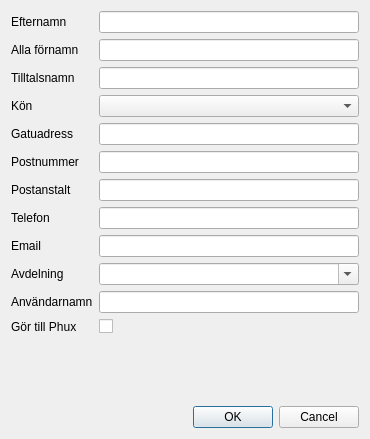
First picture: the form in ui/newmember.ui, repository Teknologforeningen/svaksvat, before the edit.
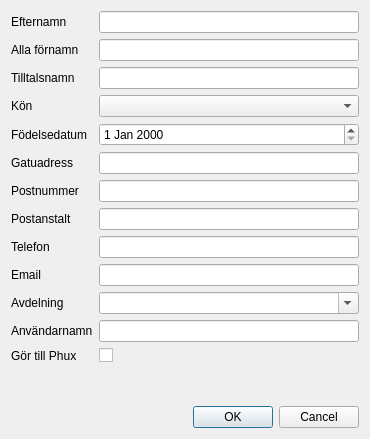
Second picture: the form after the edit.

Commit message: Add birthDate_fld to NewMemberDialog.

```diff
--- a/ui/newmember.ui
+++ b/ui/newmember.ui
@@ -51,68 +51,68 @@
        <item row="2" column="1">
         <widget class="QLineEdit" name="preferredName_fld"/>
        </item>
-       <item row="4" column="0">
+       <item row="5" column="0">
         <widget class="QLabel" name="adressLabel">
          <property name="text">
           <string>Gatuadress</string>
          </property>
         </widget>
        </item>
-       <item row="4" column="1">
+       <item row="5" column="1">
         <widget class="QLineEdit" name="streetAddress_fld"/>
        </item>
-       <item row="7" column="0">
+       <item row="8" column="0">
         <widget class="QLabel" name="telefonLabel">
          <property name="text">
           <string>Telefon</string>
          </property>
         </widget>
        </item>
-       <item row="7" column="1">
+       <item row="8" column="1">
         <widget class="QLineEdit" name="phone_fld"/>
        </item>
-       <item row="8" column="0">
+       <item row="9" column="0">
         <widget class="QLabel" name="emailLabel">
          <property name="text">
           <string>Email</string>
          </property>
         </widget>
        </item>
-       <item row="8" column="1">
+       <item row="9" column="1">
         <widget class="QLineEdit" name="email_fld"/>
        </item>
-       <item row="9" column="0">
+       <item row="10" column="0">
         <widget class="QLabel" name="avdelningLabel">
          <property name="text">
           <string>Avdelning</string>
          </property>
         </widget>
        </item>
-       <item row="9" column="1">
+       <item row="10" column="1">
         <widget class="QComboBox" name="department_comboBox">
          <property name="editable">
           <bool>true</bool>
          </property>
         </widget>
        </item>
-       <item row="10" column="0">
+       <item row="11" column="0">
         <widget class="QLabel" name="anvNdarnamnLabel">
          <property name="text">
           <string>Användarnamn</string>
          </property>
         </widget>
        </item>
-       <item row="10" column="1">
+       <item row="11" column="1">
         <widget class="QLineEdit" name="username_fld"/>
        </item>
-       <item row="11" column="0">
+       <item row="12" column="0">
         <widget class="QLabel" name="gRTillPhuxLabel">
          <property name="text">
           <string>Gör till Phux</string>
          </property>
         </widget>
        </item>
-       <item row="11" column="1">
+       <item row="12" column="1">
         <widget class="QCheckBox" name="makePhux_CheckBox"/>
        </item>
        <item row="3" column="0">
@@ -125,26 +125,36 @@
        <item row="3" column="1">
         <widget class="QComboBox" name="gender_fld"/>
        </item>
-       <item row="5" column="0">
+       <item row="6" column="0">
         <widget class="QLabel" name="postnummerLabel">
          <property name="text">
           <string>Postnummer</string>
          </property>
         </widget>
        </item>
-       <item row="5" column="1">
+       <item row="6" column="1">
         <widget class="QLineEdit" name="postalCode_fld"/>
        </item>
-       <item row="6" column="0">
+       <item row="7" column="0">
         <widget class="QLabel" name="postanstaltLabel">
          <property name="text">
           <string>Postanstalt</string>
          </property>
         </widget>
        </item>
-       <item row="6" column="1">
+       <item row="7" column="1">
         <widget class="QLineEdit" name="city_fld"/>
        </item>
+       <item row="4" column="0">
+        <widget class="QLabel" name="birthDateLabel">
+         <property name="text">
+          <string>Födelsedatum</string>
+         </property>
+        </widget>
+       </item>
+       <item row="4" column="1">
+        <widget class="QDateEdit" name="birthDate_fld"/>
+       </item>
       </layout>
      </item>
      <item>
```
The commit also changes 2 other files.
